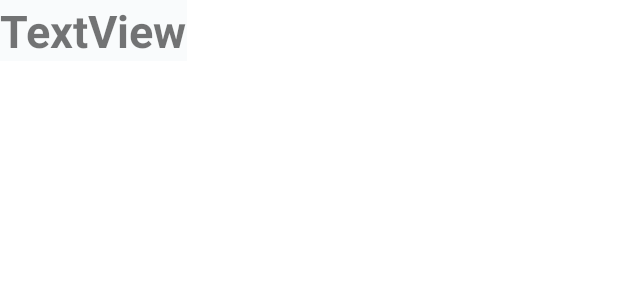
After one commit to kuhc/Assignment, an Android app: the layout main_act_container.xml on its own in the app's theme, with its tools: preview values and no code run, on a phone screen of 412 x 824 dp. The commit adds this screen. Shown: the top 300 px of the screen. Run offline under Robolectric (Android 15) with nearby library versions, the phone set to English and light mode, and no system bars.

Commit message:
jasmond done

```diff
--- a/app/src/main/AndroidManifest.xml
+++ b/app/src/main/AndroidManifest.xml
@@ -1,3 +1,4 @@
+<?xml version="1.0" encoding="utf-8"?>
 <manifest xmlns:android="http://schemas.android.com/apk/res/android"
     package="com.utar.assignment">
 
@@ -8,13 +9,14 @@
         android:roundIcon="@mipmap/ic_launcher_round"
         android:supportsRtl="true"
         android:theme="@style/Theme.Assignment">
-        <activity android:name=".Activity.splitActivity"></activity>
+        <activity android:name=".Activity.sub_activity"></activity>
+        <activity android:name=".Activity.splitActivity" />
         <activity android:name=".Activity.GroupMember" />
         <activity android:name=".Activity.AddExpenses" />
         <activity android:name=".Activity.new_member_group" />
         <activity android:name=".Activity.AddFriend" />
         <activity android:name=".Activity.specified_group" />
-        <activity android:name=".Activity.settleBill"/>
+        <activity android:name=".Activity.settleBill" />
         <activity android:name=".Activity.LoginActivity">
             <intent-filter>
                 <action android:name="android.intent.action.MAIN" />
--- a/app/src/main/res/layout/activity_specified_group.xml
+++ b/app/src/main/res/layout/activity_specified_group.xml
@@ -8,12 +8,13 @@
     tools:context=".Activity.specified_group">
 
     <TextView
-        android:id="@+id/textView3"
+        android:id="@+id/specified_group_name"
         android:layout_width="match_parent"
         android:layout_height="62dp"
         android:text="TextView" />
 
     <androidx.recyclerview.widget.RecyclerView
+        android:id="@+id/recycle_main_activity"
         android:layout_width="match_parent"
         android:layout_height="278dp" />
 
--- /dev/null
+++ b/app/src/main/res/layout/main_act_container.xml
@@ -0,0 +1,27 @@
+<?xml version="1.0" encoding="utf-8"?>
+<androidx.constraintlayout.widget.ConstraintLayout xmlns:android="http://schemas.android.com/apk/res/android"
+    android:layout_width="match_parent"
+    xmlns:app="http://schemas.android.com/apk/res-auto"
+    xmlns:tools="http://schemas.android.com/tools"
+
+    android:layout_height="wrap_content"
+    android:background="@color/white"
+    android:layout_gravity="center_horizontal">
+
+
+
+
+    <TextView
+        android:id="@+id/main_act_tv_id"
+        android:layout_width="wrap_content"
+        android:layout_height="wrap_content"
+
+        android:background="#F9FBFC"
+        android:text="TextView"
+        android:textSize="30dp"
+        android:textStyle="bold"
+        app:layout_constraintBottom_toBottomOf="parent"
+        tools:layout_editor_absoluteX="1dp" />
+
+
+</androidx.constraintlayout.widget.ConstraintLayout>
```
Also changed, not shown: app/src/main/java/com/utar/assignment/Activity/specified_group.java (+38 -2 lines), app/src/main/java/com/utar/assignment/Activity/sub_activity.java (added, +172 -0 lines), app/src/main/java/com/utar/assignment/Util/main_act_adapter.java (added, +94 -0 lines), app/src/main/res/layout/activity_sub.xml (added, +15 -0 lines).
